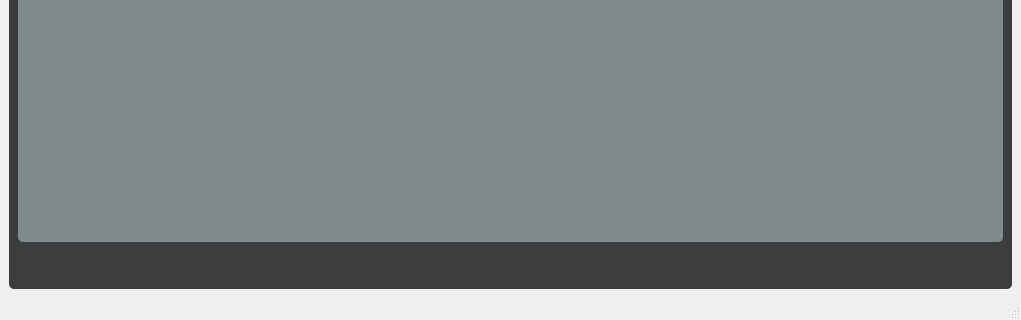
Above: ui/YouTube_dl.ui from mahdi9925/YouTube-downloader before the change; both pictures show x 0 to 1021 and y 303 to 623 of the 1021 by 623 pixel window. Below: the same form after it.
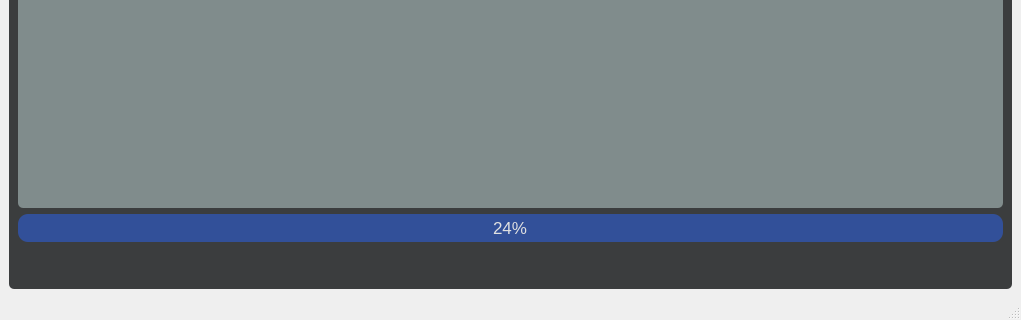
That is the form after the change. Icons and pictures are not drawn.

Commit message: add progress bar and shortcut and so on for YouTube_dl files.

The edit to the form file:
```diff
--- a/ui/YouTube_dl.ui
+++ b/ui/YouTube_dl.ui
@@ -74,6 +74,28 @@
          </column>
         </widget>
        </item>
+       <item>
+        <widget class="QProgressBar" name="progressBar">
+         <property name="styleSheet">
+          <string notr="true">QProgressBar {
+	color :#e1e1e1;
+	font-size : 17px;
+	border-style : none;
+	border-radius: 10px;
+	background-color : #325099;
+	text-align: center;
+}
+
+QProgressBar::chunk {
+	border-radius : 10px;
+	background-color: qlineargradient(spread:pad, x1:0.193, y1:0.346591, x2:0.79, y2:0.71, stop:0 rgba(77, 83, 		198, 255), stop:1 rgba(23, 197, 23, 255));
+}</string>
+         </property>
+         <property name="value">
+          <number>24</number>
+         </property>
+        </widget>
+       </item>
        <item alignment="Qt::AlignLeft">
         <widget class="QFrame" name="frame_3">
          <property name="maximumSize">
```
Left out of the diff: 5 changed lines with no effect on the pictures. The commit also changes 1 other file.
